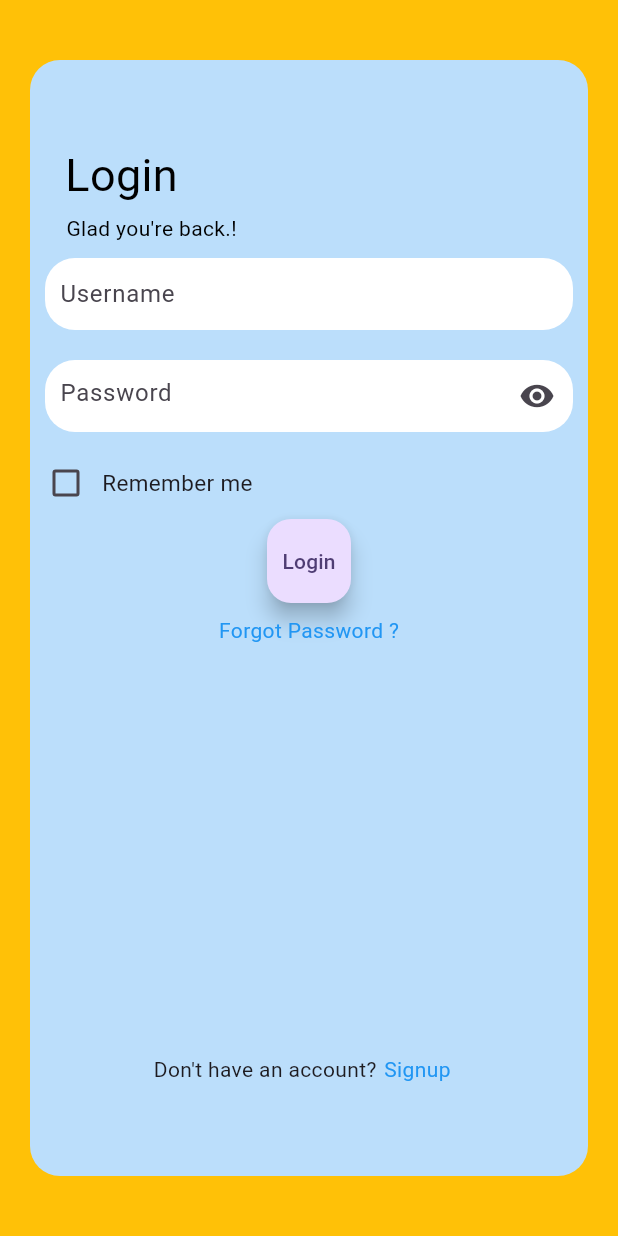
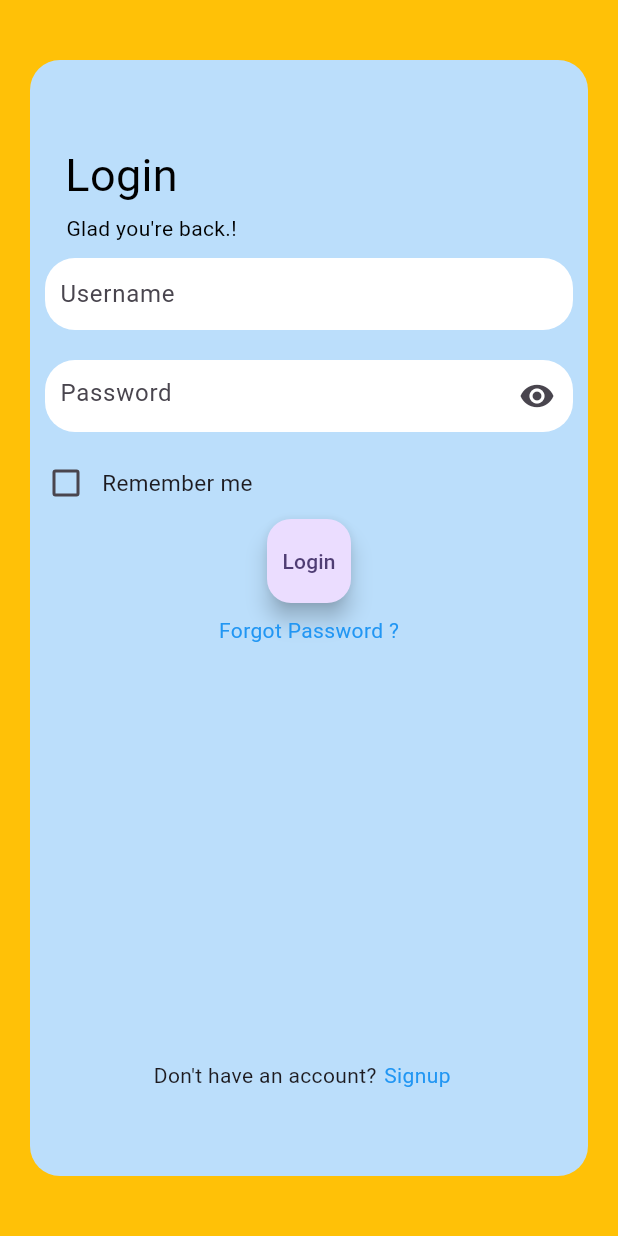
Before and after one commit to joysarkar18/gamaru-mobile-app, a Flutter app: the Login screen opened directly, on a phone screen of 412 x 824 dp. Run offline on Flutter 3.47's test engine with Material 2 defaults, Android fonts, the light colour scheme and no system bars; our stand-ins replace firebase_auth, firebase_core, get; accounts and stored records are empty.

Commit message:
bottom text position solved

```diff
--- a/lib/Screens/login_page.dart
+++ b/lib/Screens/login_page.dart
@@ -111,7 +111,9 @@ class Login extends StatelessWidget {
             SizedBox(
               height: 265,
             ),
-            Row(
+            Container(
+              margin: EdgeInsets.only(top: Get.height - 820),
+              child: Row(
                 children: [
                   SizedBox(
                     width: Get.width / 5,
@@ -134,6 +136,7 @@ class Login extends StatelessWidget {
                   ),
                 ],
               ),
+            ),
           ],
         ),
       )),
```
Lines whose indentation alone changed are shown as unchanged.
